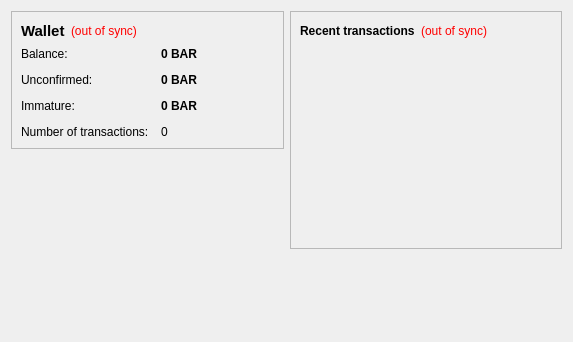
The window that src/qt/forms/overviewpage.ui (slugcoin/slugcoin) describes before a commit, drawn with Qt 5.
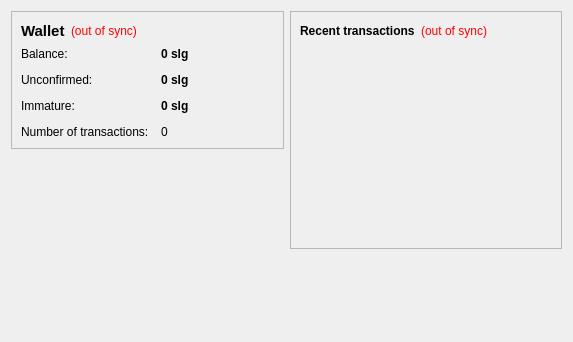
The same window after the commit.

Patch:
```diff
--- a/src/qt/forms/overviewpage.ui
+++ b/src/qt/forms/overviewpage.ui
@@ -105,7 +105,7 @@
              <string>Your current balance</string>
             </property>
             <property name="text">
-             <string notr="true">0 BAR</string>
+             <string notr="true">0 slg</string>
             </property>
             <property name="textInteractionFlags">
              <set>Qt::LinksAccessibleByMouse|Qt::TextSelectableByKeyboard|Qt::TextSelectableByMouse</set>
@@ -134,7 +134,7 @@
              <string>Total of transactions that have yet to be confirmed, and do not yet count toward the current balance</string>
             </property>
             <property name="text">
-             <string notr="true">0 BAR</string>
+             <string notr="true">0 slg</string>
             </property>
             <property name="textInteractionFlags">
              <set>Qt::LinksAccessibleByMouse|Qt::TextSelectableByKeyboard|Qt::TextSelectableByMouse</set>
@@ -177,7 +177,7 @@
              <string>Mined balance that has not yet matured</string>
             </property>
             <property name="text">
-             <string notr="true">0 BAR</string>
+             <string notr="true">0 slg</string>
             </property>
             <property name="textInteractionFlags">
              <set>Qt::LinksAccessibleByMouse|Qt::TextSelectableByKeyboard|Qt::TextSelectableByMouse</set>
```
Left out of the diff: 12 changed lines with no effect on the pictures.
